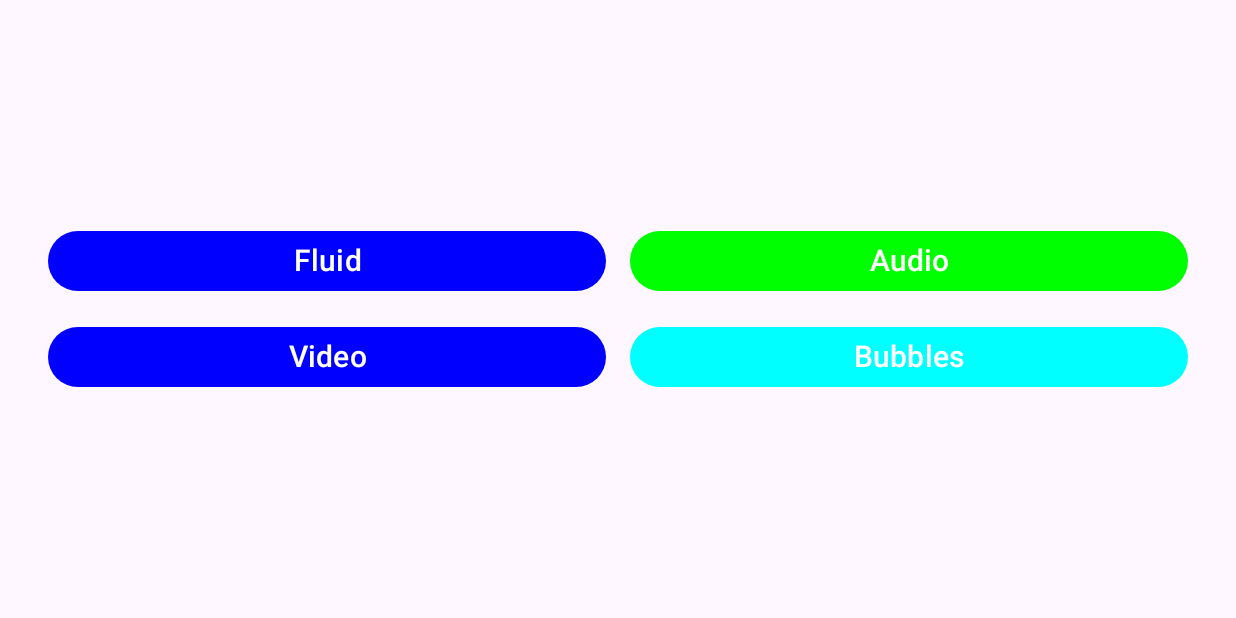
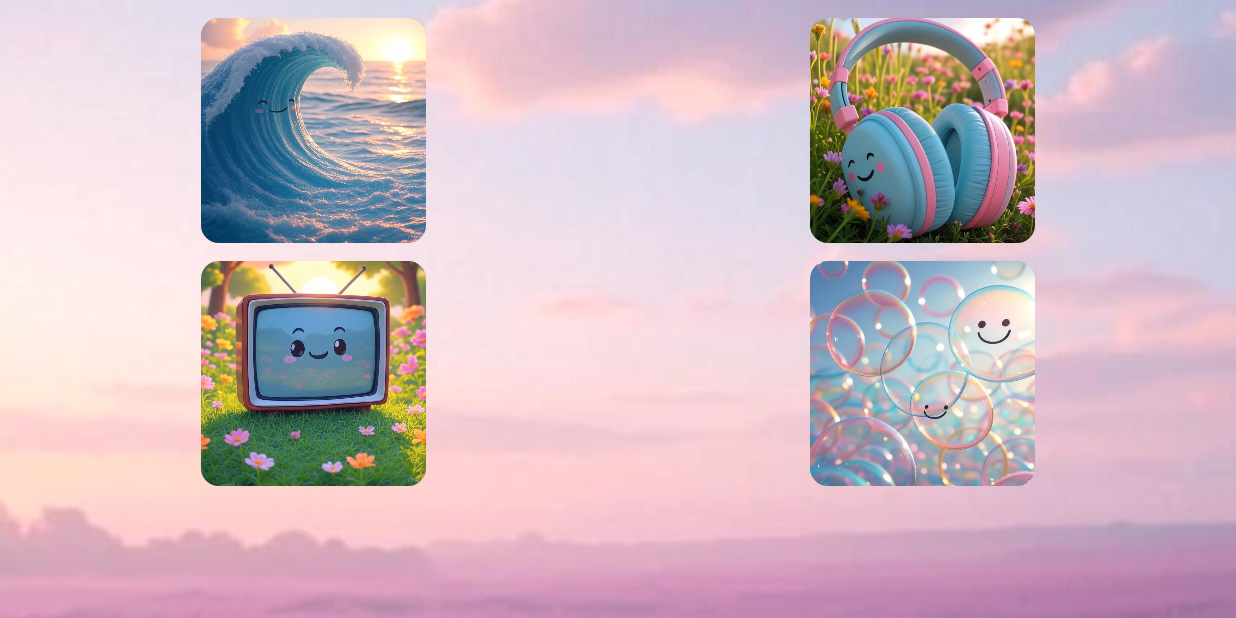
Before and after one commit to sarbajitsaha/Hackathon-MD, an Android app built with Jetpack Compose: the CalmScreen screen opened through its navigation route, on a phone screen of 824 x 412 dp (held sideways). Run offline under Robolectric (Android 15) with nearby library versions, the phone set to English and light mode, and no system bars.

Commit message:
Enhanced CalmScreen with background and category images
- Added a background image to `CalmScreen`.
- Replaced text-based buttons with image-based `CategoryItem` cards.
- Each `CategoryItem` displays an image with a translucent colored background and rounded corners.
- Added new drawable resources for category images: `bubbles.jpg`, `calm_audio.jpg`, `calm_background.jpg`, `calm_video.jpg`, `fluid.jpg`.
- Removed unused `Color.kt` and `Theme.kt` files.
- Removed `ProjectTheme` usage from `MainActivity`.

```diff
--- a/app/src/main/java/com/coredumped/project/MainActivity.kt
+++ b/app/src/main/java/com/coredumped/project/MainActivity.kt
@@ -13,7 +13,6 @@ import androidx.compose.material3.Text
 import androidx.compose.runtime.Composable
 import androidx.compose.ui.Modifier
 import androidx.compose.ui.tooling.preview.Preview
-import com.coredumped.project.ui.theme.ProjectTheme
 
 class MainActivity : ComponentActivity() {
     override fun onCreate(savedInstanceState: Bundle?) {
--- a/app/src/main/java/com/coredumped/project/calm/CalmScreen.kt
+++ b/app/src/main/java/com/coredumped/project/calm/CalmScreen.kt
@@ -1,72 +1,117 @@
 package com.coredumped.project.calm
 
+import androidx.compose.foundation.Image
+import androidx.compose.foundation.clickable
 import androidx.compose.foundation.layout.Arrangement
+import androidx.compose.foundation.layout.Box
 import androidx.compose.foundation.layout.PaddingValues
 import androidx.compose.foundation.layout.fillMaxSize
 import androidx.compose.foundation.layout.padding
+import androidx.compose.foundation.layout.size
 import androidx.compose.foundation.lazy.grid.GridCells
 import androidx.compose.foundation.lazy.grid.LazyVerticalGrid
-import androidx.compose.foundation.shape.CircleShape
-import androidx.compose.material3.Button
-import androidx.compose.material3.ButtonDefaults
-import androidx.compose.material3.Text
+import androidx.compose.foundation.shape.RoundedCornerShape
+import androidx.compose.material3.Card
+import androidx.compose.material3.CardDefaults
 import androidx.compose.runtime.Composable
+import androidx.compose.ui.Alignment
 import androidx.compose.ui.Modifier
+import androidx.compose.ui.draw.clip
 import androidx.compose.ui.graphics.Color
-import androidx.compose.ui.text.style.TextAlign
+import androidx.compose.ui.layout.ContentScale
+import androidx.compose.ui.res.painterResource
 import androidx.compose.ui.unit.dp
-import androidx.compose.ui.unit.sp
 import androidx.navigation.NavController
-// Add if needed: import androidx.compose.material.icons.Icons; import androidx.compose.material.icons.filled.Waves; etc. (use built-in icons)
+import com.coredumped.project.R
 
 @Composable
 fun CalmScreen(navController: NavController) {
+    // Container Box to hold the background and grid
+    Box(modifier = Modifier.fillMaxSize()) {
+        // Background image that fills the entire screen
+        Image(
+            painter = painterResource(id = R.drawable.calm_background),
+            contentDescription = "Background Image",
+            modifier = Modifier.fillMaxSize(),
+            contentScale = ContentScale.Crop // Crop to maintain aspect ratio and fill screen
+        )
+
+        // Grid layout for category items
         LazyVerticalGrid(
-        columns = GridCells.Fixed(2),
-        modifier = Modifier.fillMaxSize().padding(16.dp),
-        contentPadding = PaddingValues(8.dp),
-        verticalArrangement = Arrangement.Center,
-        horizontalArrangement = Arrangement.Center
+            columns = GridCells.Fixed(2), // Fixed 2-column layout
+            modifier = Modifier
+                .fillMaxSize() // Fill the available space
+                .padding(8.dp), // Outer padding around the grid
+            verticalArrangement = Arrangement.spacedBy(12.dp), // Vertical spacing between items
+            horizontalArrangement = Arrangement.spacedBy(12.dp), // Horizontal spacing between items
+            contentPadding = PaddingValues(4.dp) // Padding inside the grid content
         ) {
             item {
-            Button(
-                onClick = { navController.navigate("fluid_simulation") },
-                modifier = Modifier.padding(8.dp).fillMaxSize(),
-                shape = CircleShape,
-                colors = ButtonDefaults.buttonColors(containerColor = Color.Blue)
-            ) {
-                Text("Fluid", fontSize = 20.sp, textAlign = TextAlign.Center)  // Placeholder; replace with icon later
-            }
+                CategoryItem(
+                    text = "Fluid",
+                    imageResId = R.drawable.fluid,
+                    color = Color.Blue,
+                    onClick = { navController.navigate("fluid_simulation") }
+                )
             }
             item {
-            Button(
-                onClick = { navController.navigate("calming_audio") },
-                modifier = Modifier.padding(8.dp).fillMaxSize(),
-                shape = CircleShape,
-                colors = ButtonDefaults.buttonColors(containerColor = Color.Green)
-            ) {
-                Text("Audio", fontSize = 20.sp, textAlign = TextAlign.Center)
-            }
+                CategoryItem(
+                    text = "Audio",
+                    imageResId = R.drawable.calm_audio,
+                    color = Color.Green,
+                    onClick = { navController.navigate("calming_audio") }
+                )
             }
             item {
-            Button(
-                onClick = { navController.navigate("calming_video") },
-                modifier = Modifier.padding(8.dp).fillMaxSize(),
-                shape = CircleShape,
-                colors = ButtonDefaults.buttonColors(containerColor = Color.Blue)
-            ) {
-                Text("Video", fontSize = 20.sp, textAlign = TextAlign.Center)
-            }
+                CategoryItem(
+                    text = "Video",
+                    imageResId = R.drawable.calm_video,
+                    color = Color.Blue,
+                    onClick = { navController.navigate("calming_video") }
+                )
             }
             item {
-            Button(
-                onClick = { navController.navigate("bubble_pop") },
-                modifier = Modifier.padding(8.dp).fillMaxSize(),
-                shape = CircleShape,
-                colors = ButtonDefaults.buttonColors(containerColor = Color.Cyan)
-            ) {
-                Text("Bubbles", fontSize = 20.sp, textAlign = TextAlign.Center)
+                CategoryItem(
+                    text = "Bubbles",
+                    imageResId = R.drawable.bubbles,
+                    color = Color.Cyan,
+                    onClick = { navController.navigate("bubble_pop") }
+                )
             }
         }
     }
 }
+
+@Composable
+fun CategoryItem(
+    text: String, // Keeping param for consistency, not used in display
+    imageResId: Int,
+    color: Color,
+    onClick: () -> Unit
+) {
+    // Box to center the card within the grid cell
+    Box(
+        modifier = Modifier.fillMaxSize(),
+        contentAlignment = Alignment.Center // Center the card horizontally and vertically
+    ) {
+        // Card to hold the image with a translucent background
+        Card(
+            modifier = Modifier
+                .clickable(onClick = onClick) // Make the card clickable
+                .size(150.dp), // Fixed size to match image, no extra padding
+            shape = RoundedCornerShape(12.dp), // Rounded corners for the card
+            colors = CardDefaults.cardColors(containerColor = color.copy(alpha = 0.3f)), // Subtle translucent background
+            elevation = CardDefaults.cardElevation(1.dp) // Slight elevation for depth
+        ) {
+            // Image filling the card
+            Image(
+                painter = painterResource(id = imageResId),
+                contentDescription = text,
+                modifier = Modifier
+                    .fillMaxSize() // Fill the card entirely
+                    .clip(RoundedCornerShape(8.dp)), // Rounded corners for the image
+                contentScale = ContentScale.Crop // Crop to fill while maintaining aspect ratio
+            )
+        }
+    }
+}
```
Also changed, not shown: app/src/main/java/com/coredumped/project/ui/theme/Color.kt (deleted, +0 -11 lines), app/src/main/java/com/coredumped/project/ui/theme/Theme.kt (deleted, +0 -58 lines), app/src/main/res/drawable/bubbles.jpg (added), app/src/main/res/drawable/calm_audio.jpg (added), app/src/main/res/drawable/calm_background.jpg (added), app/src/main/res/drawable/calm_video.jpg (added), app/src/main/res/drawable/fluid.jpg (added). Lines whose indentation alone changed are shown as unchanged.
